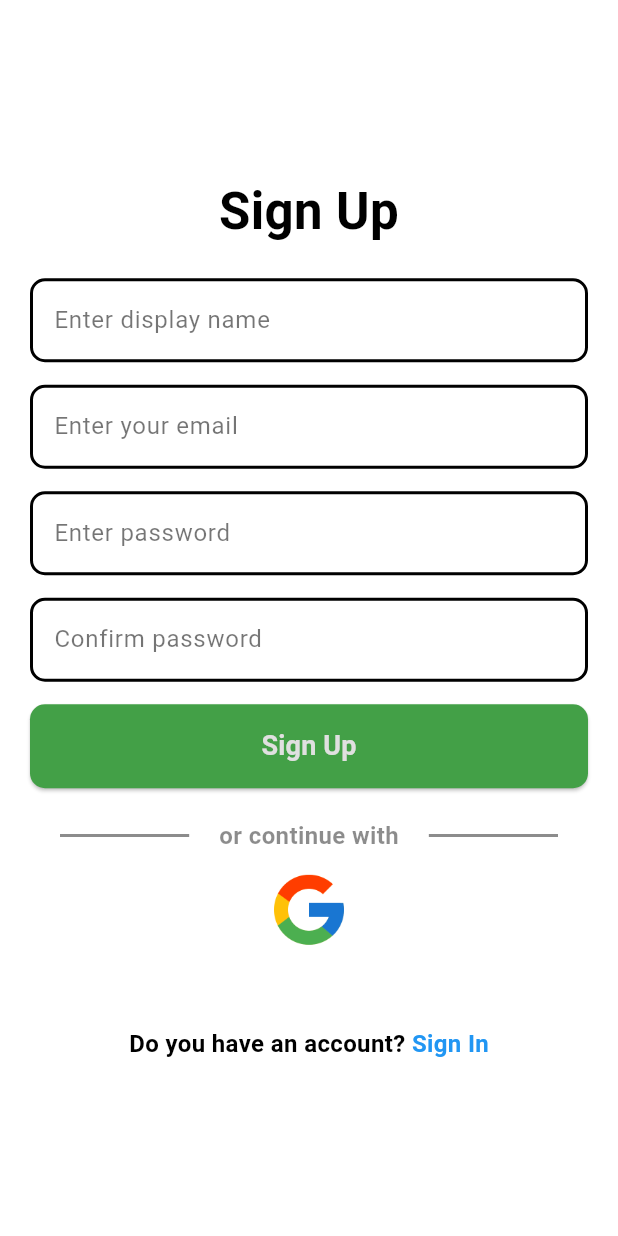
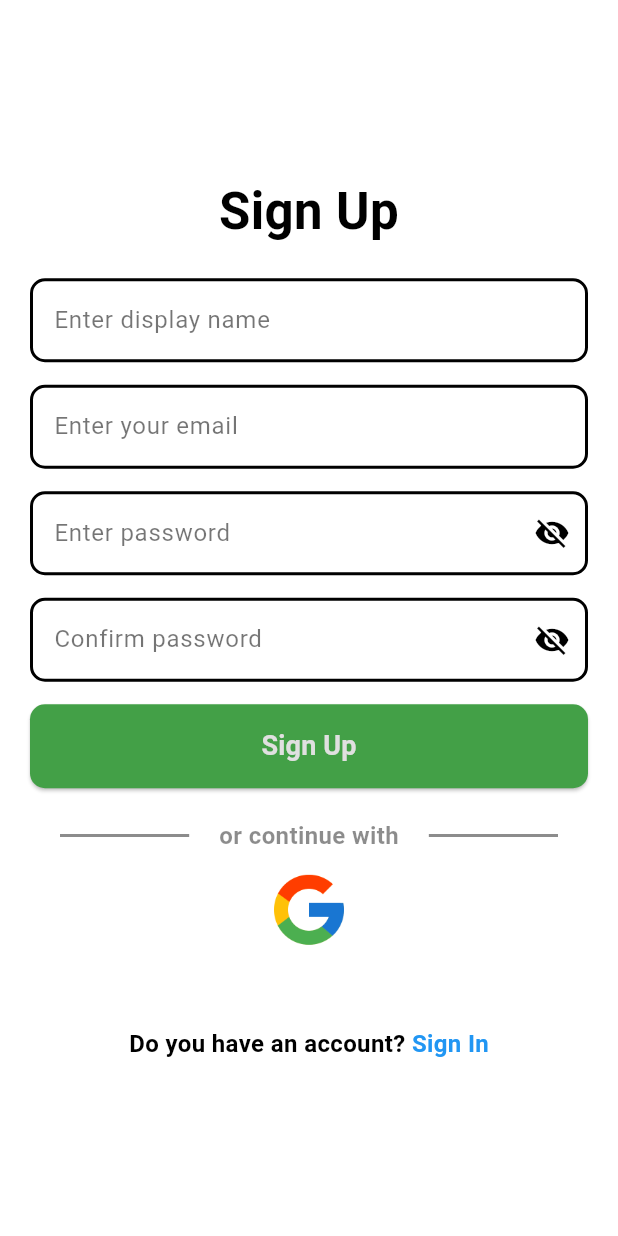
Before and after one commit to 0deans/foodly, a Flutter app: the SignUp screen opened by its route, on a phone screen of 412 x 824 dp. Run offline on Flutter 3.47's test engine with Material 3 defaults, Android fonts, the phone set to English and light mode, and no system bars; our stand-ins replace camera, flutter_secure_storage, gallery_saver, google_fonts, google_sign_in, image_picker and 4 more; missing offline and left inert: tflite_flutter; accounts and stored records are empty; generated files the repository leaves out were written again.

Commit message:
feat: Enhance EditProfile functionality with form validation and user data pre-fill and added password hide in the widget TextFormFieldCustom

```diff
--- a/mobile/lib/pages/sign_in.dart
+++ b/mobile/lib/pages/sign_in.dart
@@ -76,6 +76,7 @@ class _SignInState extends State<SignIn> {
                   labelText: "Enter your password",
                   controller: _passwordController,
                   validator: (value) => passwordValidator(value),
+                  type: 'password',
                 ),
                 const SizedBox(
                   height: 15,
--- a/mobile/lib/pages/sign_up.dart
+++ b/mobile/lib/pages/sign_up.dart
@@ -91,6 +91,7 @@ class _SignUpState extends State<SignUp> {
                     labelText: "Enter password",
                     controller: _passwordController,
                     validator: (value) => passwordValidator(value),
+                    type: 'password',
                   ),
                   const SizedBox(
                     height: 15,
@@ -100,6 +101,7 @@ class _SignUpState extends State<SignUp> {
                     controller: _confirmPasswordController,
                     validator: (value) => confirmPasswordValidator(
                         value, _passwordController.text),
+                    type: 'password',
                   ),
                   ConfirmButton(
                     text: "Sign Up",
--- a/mobile/lib/widgets/text_form_field_custom.dart
+++ b/mobile/lib/widgets/text_form_field_custom.dart
@@ -4,12 +4,14 @@ class TextFormFieldCustom extends StatefulWidget {
   final TextEditingController? controller;
   final String labelText;
   final FormFieldValidator validator;
+  final String? type;
 
   const TextFormFieldCustom({
     super.key,
     this.controller,
     required this.labelText,
     required this.validator,
+    this.type = 'text',
   });
 
   @override
@@ -17,8 +19,17 @@ class TextFormFieldCustom extends StatefulWidget {
 }
 
 class _TextFormFieldCustomState extends State<TextFormFieldCustom> {
+  bool _visiblePassword = true;
+
+  void _togglePassword() {
+    setState(() {
+      _visiblePassword = !_visiblePassword;
+    });
+  }
+
   @override
   Widget build(BuildContext context) {
+    if (widget.type == 'text') {
       return TextFormField(
         cursorColor: Colors.black,
         decoration: InputDecoration(
@@ -66,4 +77,59 @@ class _TextFormFieldCustomState extends State<TextFormFieldCustom> {
         autovalidateMode: AutovalidateMode.onUnfocus,
       );
     }
+
+    return TextFormField(
+      cursorColor: Colors.black,
+      obscureText: _visiblePassword,
+      decoration: InputDecoration(
+          labelText: widget.labelText,
+          labelStyle: const TextStyle(
+            color: Colors.black54,
+          ),
+          errorStyle: const TextStyle(
+            color: Colors.red,
+            fontSize: 14,
+          ),
+          errorMaxLines: 2,
+          enabledBorder: OutlineInputBorder(
+            borderRadius: BorderRadius.circular(10),
+            borderSide: const BorderSide(
+              width: 2,
+            ),
+          ),
+          focusedBorder: OutlineInputBorder(
+            borderRadius: BorderRadius.circular(10),
+            borderSide: const BorderSide(
+              width: 2,
+            ),
+          ),
+          errorBorder: OutlineInputBorder(
+            borderRadius: BorderRadius.circular(10),
+            borderSide: const BorderSide(
+              width: 2,
+              color: Colors.red,
+            ),
+          ),
+          focusedErrorBorder: OutlineInputBorder(
+            borderRadius: BorderRadius.circular(10),
+            borderSide: const BorderSide(
+              width: 2,
+              color: Colors.red,
+            ),
+          ),
+          floatingLabelStyle: const TextStyle(
+            color: Colors.black,
+          ),
+          suffixIcon: IconButton(
+            icon: Icon(
+              _visiblePassword ? Icons.visibility_off : Icons.visibility,
+              color: Colors.black,
+            ),
+            onPressed: _togglePassword,
+          )),
+      controller: widget.controller,
+      validator: widget.validator,
+      autovalidateMode: AutovalidateMode.onUnfocus,
+    );
   }
+}
```
Also changed, not shown: mobile/lib/pages/edit_profile.dart (+23 -4 lines), mobile/lib/widgets/change_information_input.dart (+10 -5 lines). Lines whose indentation alone changed are shown as unchanged.
